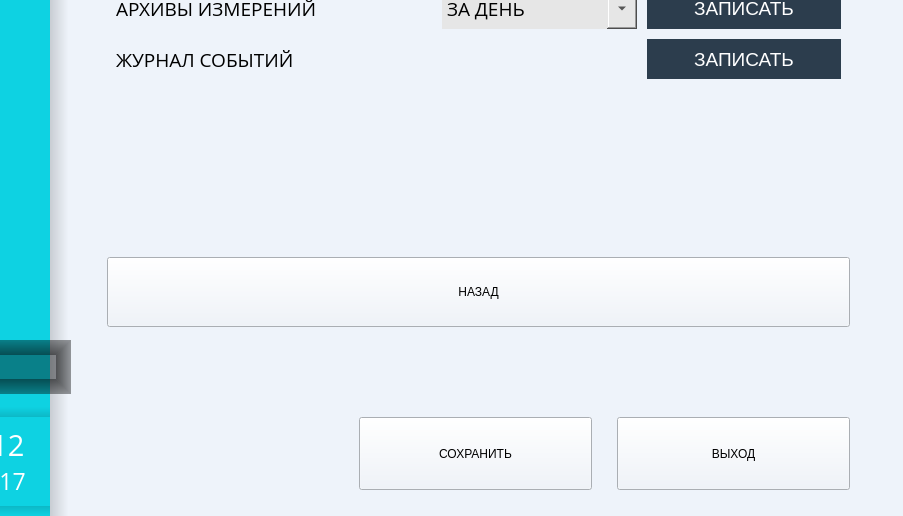
tomyqg/topaz-m, file menu.ui: the form before one commit; both pictures show x 121 to 1024 and y 252 to 768 of the 1024 by 768 pixel window.
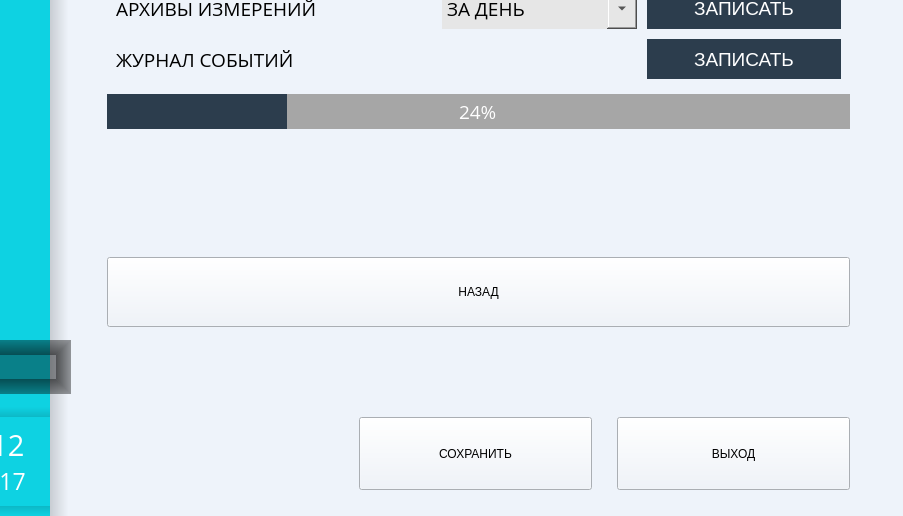
The form after the commit. The open tabs and pages were chosen to show the change. Icons and pictures are not drawn. Custom widgets are drawn as their Qt base class.

```diff
--- a/menu.ui
+++ b/menu.ui
@@ -4695,6 +4695,51 @@
                </layout>
               </widget>
              </item>
+             <item>
+              <widget class="QProgressBar" name="progressBarLoadFiles">
+               <property name="minimumSize">
+                <size>
+                 <width>34</width>
+                 <height>0</height>
+                </size>
+               </property>
+               <property name="font">
+                <font>
+                 <family>Open Sans</family>
+                 <pointsize>14</pointsize>
+                </font>
+               </property>
+               <property name="styleSheet">
+                <string notr="true">QProgressBar {
+background-color: rgb(166, 166, 166);
+text-align: center;
+color:rgb(255, 255, 255);
+border-radius:0px;
+}
+
+QProgressBar::chunk {
+background-color: #2c3d4d;
+     width: 20px;
+ }</string>
+               </property>
+               <property name="value">
+                <number>24</number>
+               </property>
+              </widget>
+             </item>
+             <item>
+              <spacer name="verticalSpacer_18">
+               <property name="orientation">
+                <enum>Qt::Vertical</enum>
+               </property>
+               <property name="sizeHint" stdset="0">
+                <size>
+                 <width>20</width>
+                 <height>108</height>
+                </size>
+               </property>
+              </spacer>
+             </item>
              <item>
               <spacer name="verticalSpacer_17">
                <property name="orientation">
@@ -4781,13 +4826,13 @@
           <widget class="QLabel" name="load">
            <property name="minimumSize">
             <size>
-             <width>123</width>
+             <width>73</width>
              <height>73</height>
             </size>
            </property>
            <property name="maximumSize">
             <size>
-             <width>123</width>
+             <width>73</width>
              <height>73</height>
             </size>
            </property>
@@ -4800,6 +4845,9 @@
            <property name="scaledContents">
             <bool>true</bool>
            </property>
+           <property name="alignment">
+            <set>Qt::AlignCenter</set>
+           </property>
           </widget>
          </item>
          <item>
```
Left out of the diff: 312 changed lines with no effect on the pictures.
